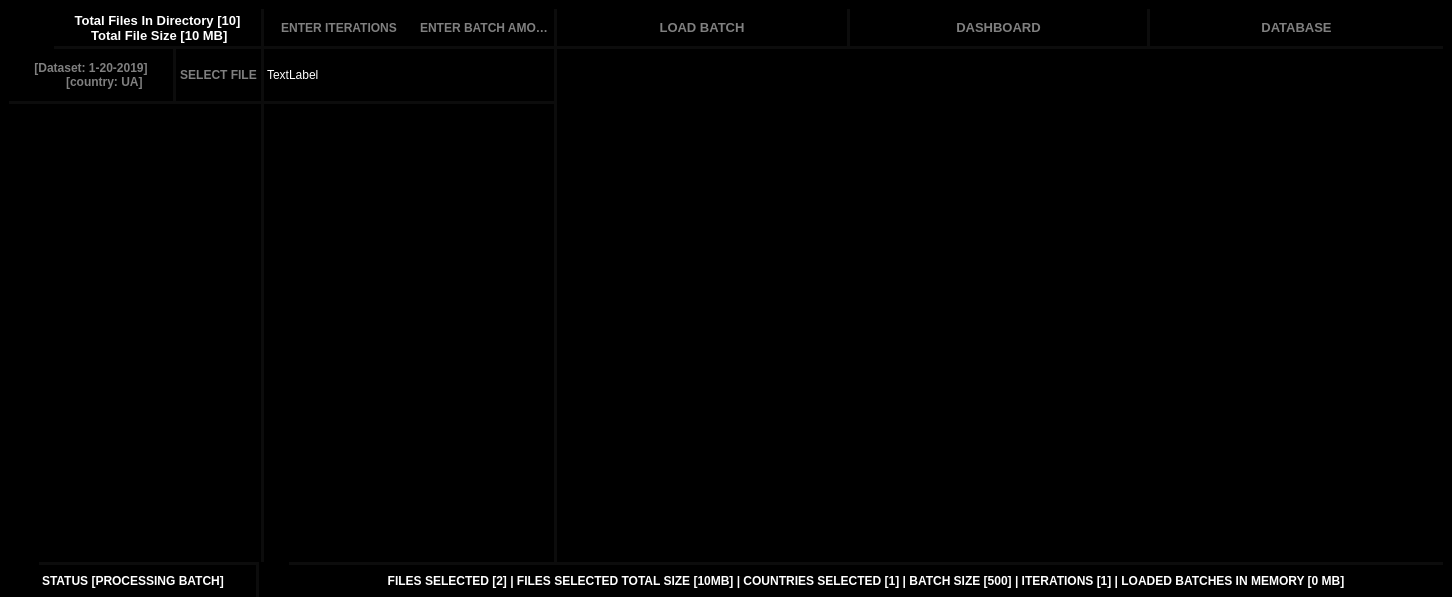
This is software/censorship_detection/main.ui in john0x44/Censorship-Detection-In-Censored-Planet as Qt 5 draws it before an edit. The edited form follows.
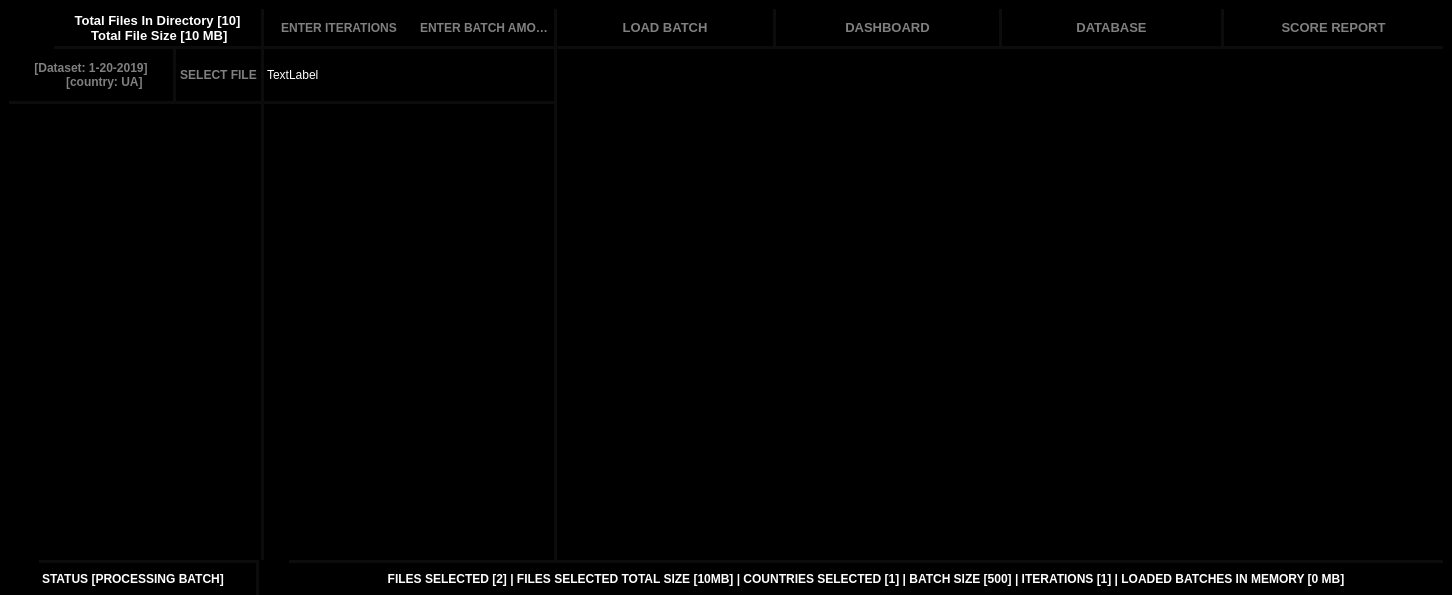
This is the edited form. Icons and pictures are not drawn.

Diff of the .ui file:
```diff
--- a/software/censorship_detection/main.ui
+++ b/software/censorship_detection/main.ui
@@ -7,7 +7,7 @@
     <x>0</x>
     <y>0</y>
     <width>1452</width>
-    <height>597</height>
+    <height>595</height>
    </rect>
   </property>
   <property name="windowTitle">
@@ -230,7 +230,7 @@
                <x>0</x>
                <y>0</y>
                <width>252</width>
-               <height>513</height>
+               <height>511</height>
               </rect>
              </property>
              <layout class="QVBoxLayout" name="verticalLayout_3">
@@ -594,6 +594,40 @@
                </property>
               </widget>
              </item>
+             <item>
+              <widget class="QPushButton" name="pushButton_9">
+               <property name="sizePolicy">
+                <sizepolicy hsizetype="Preferred" vsizetype="Preferred">
+                 <horstretch>0</horstretch>
+                 <verstretch>0</verstretch>
+                </sizepolicy>
+               </property>
+               <property name="font">
+                <font>
+                 <pointsize>10</pointsize>
+                 <weight>75</weight>
+                 <bold>true</bold>
+                </font>
+               </property>
+               <property name="styleSheet">
+                <string notr="true">Border-Left: 3px solid rgba(255,255,255,0.05);
+Border-Bottom: 0px;</string>
+               </property>
+               <property name="text">
+                <string>SCORE REPORT</string>
+               </property>
+               <property name="icon">
+                <iconset>
+                 <normaloff>icons/report.svg</normaloff>icons/report.svg</iconset>
+               </property>
+               <property name="iconSize">
+                <size>
+                 <width>24</width>
+                 <height>24</height>
+                </size>
+               </property>
+              </widget>
+             </item>
             </layout>
            </widget>
           </item>
@@ -675,7 +709,7 @@
                      <x>0</x>
                      <y>0</y>
                      <width>290</width>
-                     <height>513</height>
+                     <height>511</height>
                     </rect>
                    </property>
                    <layout class="QVBoxLayout" name="verticalLayout_6">
```
